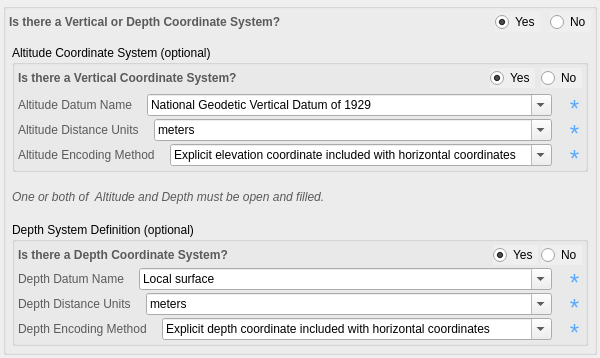
Old version of the form pymdwizard/gui/ui_files/vertdef.ui in the repository DOI-USGS/fort-pymdwizard.
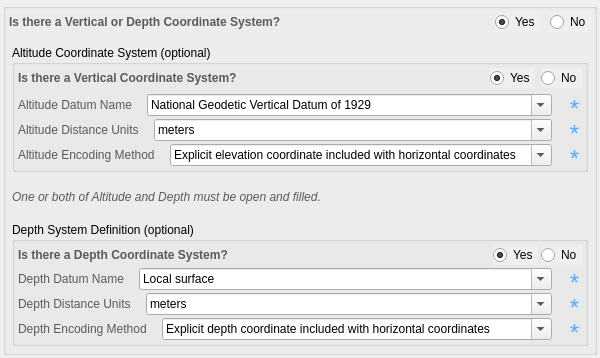
New version of the form.

```diff
--- a/pymdwizard/gui/ui_files/vertdef.ui
+++ b/pymdwizard/gui/ui_files/vertdef.ui
@@ -571,7 +571,7 @@
             <string notr="true">font: italic;</string>
            </property>
            <property name="text">
-            <string>One or both of  Altitude and Depth must be open and filled.</string>
+            <string>One or both of Altitude and Depth must be open and filled.</string>
            </property>
           </widget>
          </item>
```
